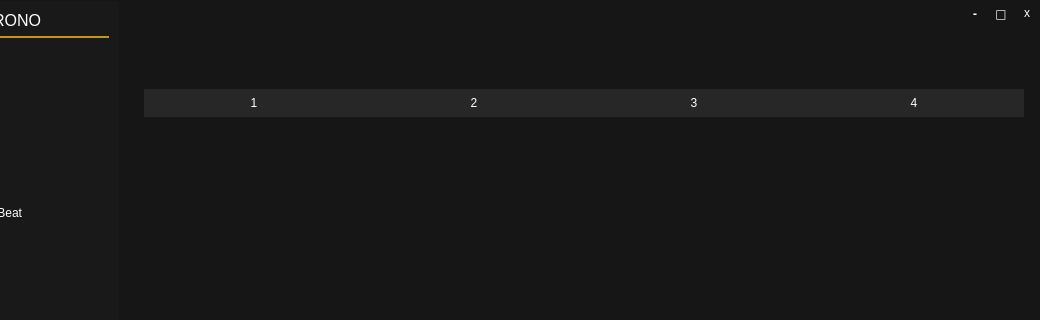
Before: the Qt Designer form mainwindow.ui in illud/crono, drawn with Qt 5; both pictures show x 126 to 1166 and y 0 to 320 of the 1166 by 698 pixel window.
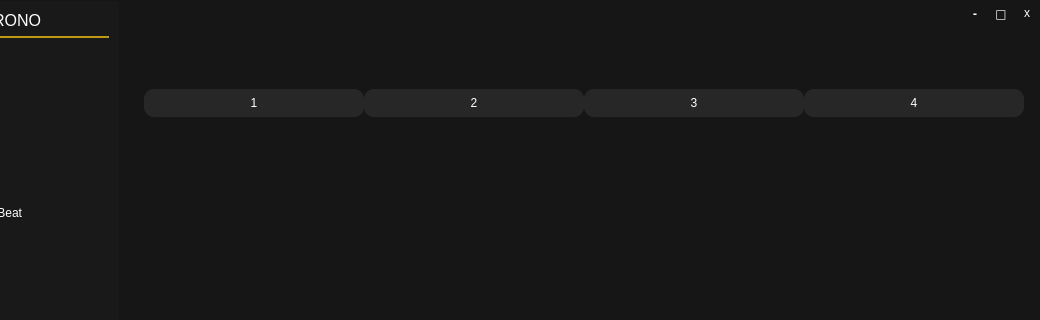
After: the same form once the commit is applied. Icons and pictures are not drawn. Custom widgets are drawn as their Qt base class.

Commit message: Added card when game image is not found

```diff
--- a/mainwindow.ui
+++ b/mainwindow.ui
@@ -629,9 +629,10 @@
     color: #ffffff;
 }
 
-QTableWidgetItem { border-radius: 10px; }
+QTableWidget::item:focus {border:none;}
 
 QHeaderView::section {
+	border-radius: 10px;
     background-color: rgb(39, 39, 39);
 	color: #ffffff;
     border: none;
```
Left out of the diff: 1 changed line with no effect on the pictures. The commit also changes 1 other file.
